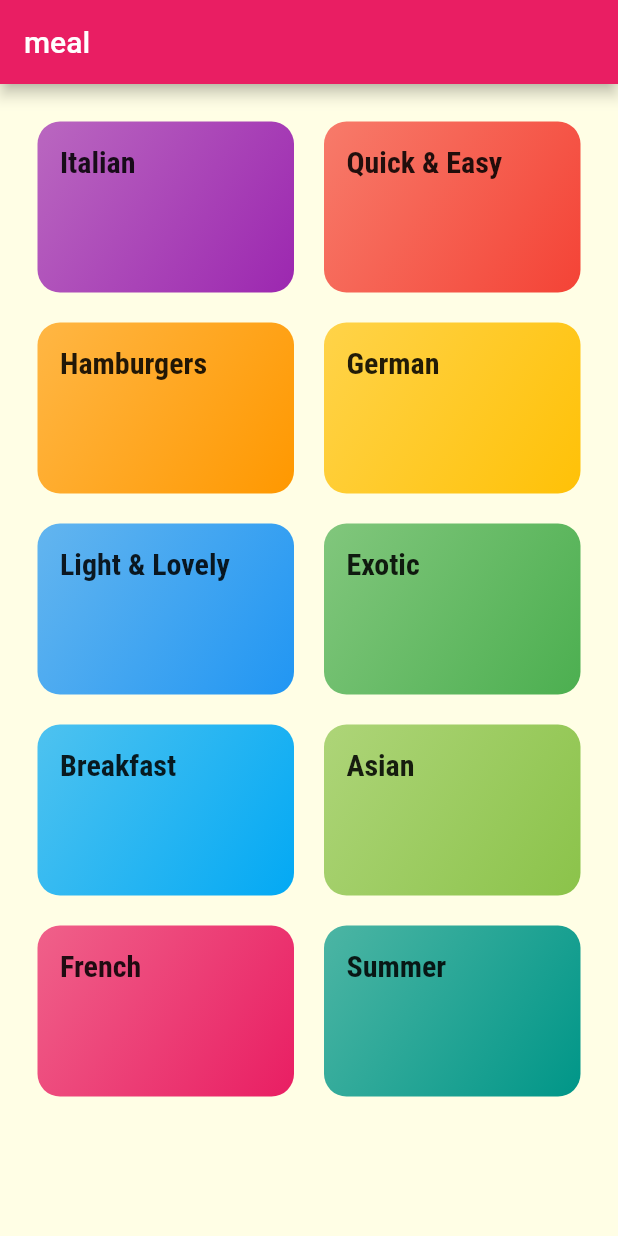
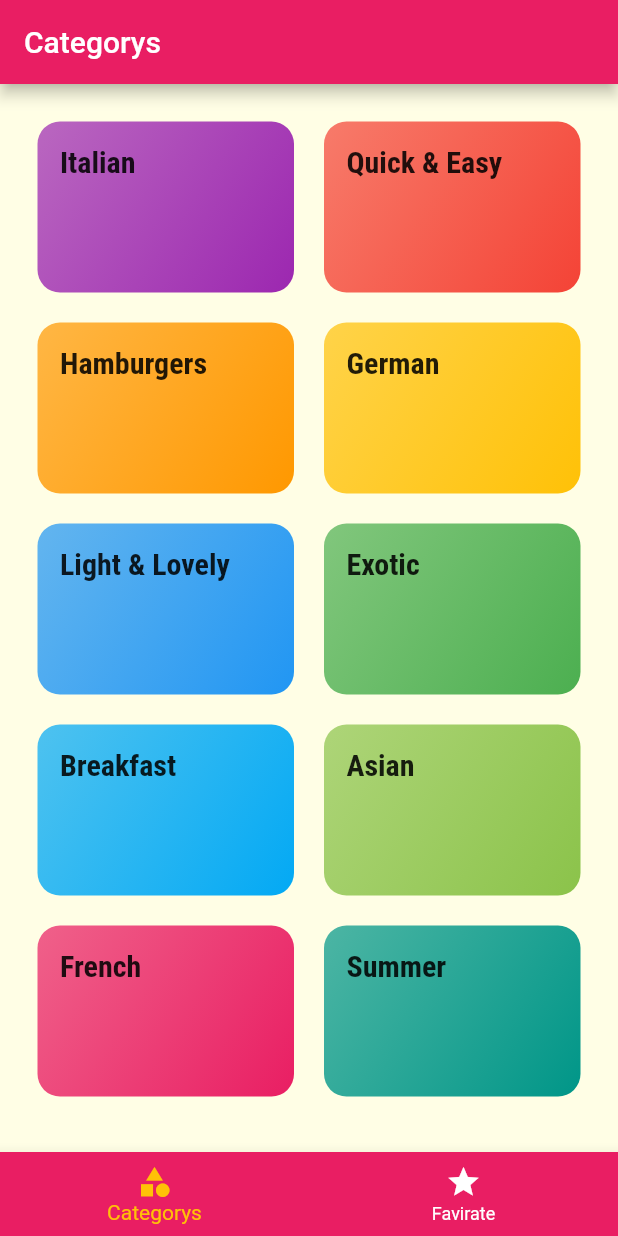
Before and after one commit to ammaralhori96/first_project_flutter, a Flutter app: the screen it shows after launch, on a phone screen of 412 x 824 dp. Run offline on Flutter 3.47's test engine with Material 2 defaults, Android fonts, the phone set to English and light mode, and no system bars.

Commit message:
update tap screen and favorte

```diff
--- a/lib/main.dart
+++ b/lib/main.dart
@@ -1,8 +1,7 @@
+import 'package:flutter/material.dart';
 import './screens/meal_deatil.dart';
-
 import './screens/category_meals_screen.dart';
-import './screens/categorys_screen.dart';
-import 'package:flutter/material.dart';
+import 'screens/tabs_screen.dart';
 
 main() => runApp(MyApp());
 
@@ -30,7 +29,7 @@ class MyApp extends StatelessWidget {
               ))),
       //home: MyHomePage(),
       routes: {
-        '/': (context) => CategoryesScreen(),
+        '/': (context) => Tabs_screen(),
         Category_meals_screen.routeName: (context) => Category_meals_screen(),
         MealDeatil.routeName: (context) => MealDeatil(),
       },
--- a/lib/screens/category_meals_screen.dart
+++ b/lib/screens/category_meals_screen.dart
@@ -1,6 +1,8 @@
+import 'package:flutter/material.dart';
 import '../widgets/meal_item.dart';
+
 import '../models/meal.dart';
-import 'package:flutter/material.dart';
+
 import '../dummy_data.dart';
 
 class Category_meals_screen extends StatefulWidget {
--- a/lib/screens/categorys_screen.dart
+++ b/lib/screens/categorys_screen.dart
@@ -1,5 +1,5 @@
+import 'package:flutter/material.dart';
 import '../widgets/catrgory_item.dart';
-import 'package:flutter/material.dart';
 
 import '../dummy_data.dart';
 
@@ -7,9 +7,6 @@ class CategoryesScreen extends StatelessWidget {
   @override
   Widget build(BuildContext context) {
     return Scaffold(
-      appBar: AppBar(
-        title: Text("meal"),
-      ),
       body: GridView(
         padding: EdgeInsets.all(25),
         children: DUMMY_CATEGORIES
--- /dev/null
+++ b/lib/screens/faviorate_screen.dart
@@ -0,0 +1,10 @@
+import 'package:flutter/material.dart';
+
+class FavoriteScreen extends StatelessWidget {
+  @override
+  Widget build(BuildContext context) {
+    return Scaffold(
+      body: null,
+    );
+  }
+}
--- /dev/null
+++ b/lib/screens/tabs_screen.dart
@@ -0,0 +1,50 @@
+import 'package:flutter/material.dart';
+import '../screens/categorys_screen.dart';
+
+import 'faviorate_screen.dart';
+
+class Tabs_screen extends StatefulWidget {
+  @override
+  _Tabs_screenState createState() => _Tabs_screenState();
+}
+
+class _Tabs_screenState extends State<Tabs_screen> {
+  final List<Map<String, Object>> _pages = [
+    {'page': CategoryesScreen(), "title": "Categorys"},
+    {'page': FavoriteScreen(), "title": "your favorite"},
+  ];
+
+  int _selectPageIndex = 0;
+  void _selectPage(int value) {
+    setState(() {
+      _selectPageIndex = value;
+    });
+  }
+
+  @override
+  Widget build(BuildContext context) {
+    return Scaffold(
+      appBar: AppBar(
+        title: Text(_pages[_selectPageIndex]["title"]),
+      ),
+      body: _pages[_selectPageIndex]["page"],
+      bottomNavigationBar: BottomNavigationBar(
+        onTap: _selectPage,
+        backgroundColor: Theme.of(context).primaryColor,
+        selectedItemColor: Theme.of(context).accentColor,
+        unselectedItemColor: Colors.white,
+        currentIndex: _selectPageIndex,
+        items: [
+          BottomNavigationBarItem(
+            icon: Icon(Icons.category),
+            title: Text("Categorys"),
+          ),
+          BottomNavigationBarItem(
+            icon: Icon(Icons.star),
+            title: Text("Favirate"),
+          ),
+        ],
+      ),
+    );
+  }
+}
--- a/pubspec.yaml
+++ b/pubspec.yaml
@@ -70,6 +70,8 @@ flutter:
           weight: 700
 
     - family: RobotoCondensed
+
+
       fonts:
         - asset: assets/fonts/RobotoCondensed-Bold.ttf
           weight: 700
```
Also changed, not shown: lib/screens/meal_deatil.dart (+6 -4 lines).
